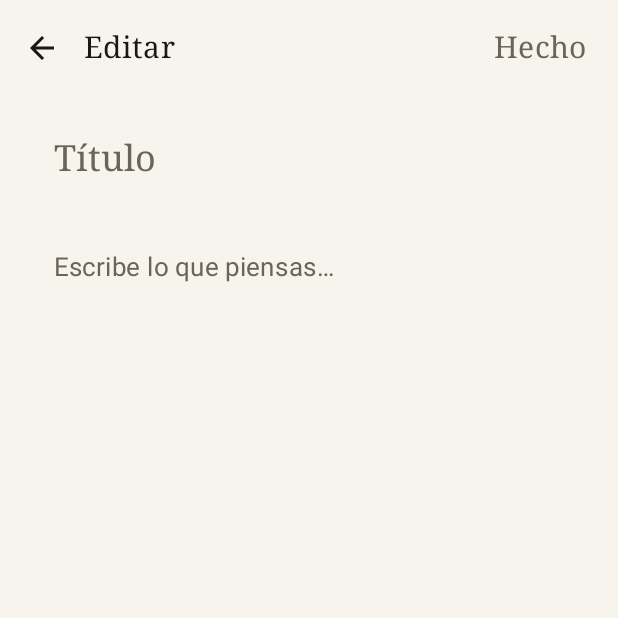
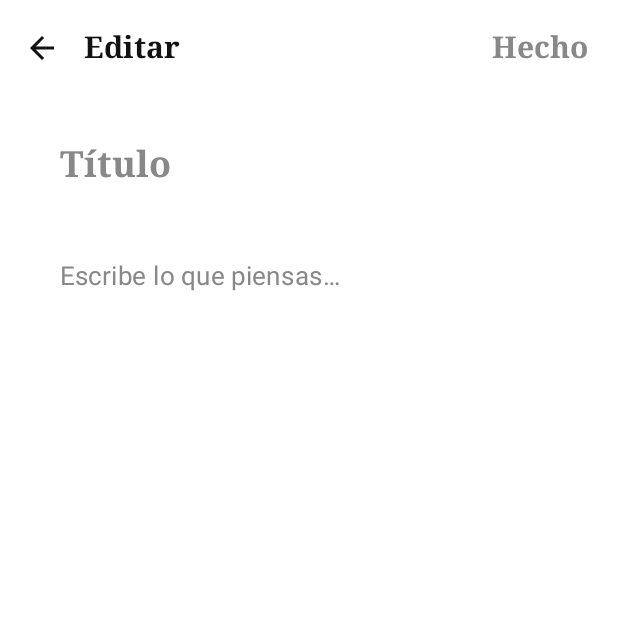
Before and after one commit to wandersepulveda2013/ordia-android, an Android app built with Jetpack Compose: the screen it shows after launch (MainActivity), after a tap on an icon or button, on a phone screen of 412 x 824 dp, the top half of it. Run offline under Robolectric (Android 15) with nearby library versions, the phone set to English and light mode, and no system bars; our stand-ins replace Room's generated code; 2 other taps on this screen came first.

Commit message:
feat(ui): implement Wave 1 minimalist design system foundation
- Introduced minimalist monochromatic palette with semantic accents (Colors.kt).
- Established typographic hierarchy with Serif titles for personality (Type.kt).
- Implemented global Spacing token via LocalSpacing in Theme.kt.
- Created `OrdiaDesignSystem.kt` with primitive components (`OrdiaSurface`, `OrdiaCard`, `OrdiaInput`, `OrdiaButton`).
- Refactored `NotesListScreen` and `NoteEditorScreen` to adopt the new components, typography, and spacing.
- Adhered strictly to the constraint of avoiding "AI design" trends (no heavy shadows/gradients).

Co-authored-by: wandersepulveda2013 <308435692+wandersepulveda2013@users.noreply.github.com>

```diff
--- /dev/null
+++ b/app/src/main/java/com/ordia/app/ui/components/OrdiaDesignSystem.kt
@@ -0,0 +1,125 @@
+package com.ordia.app.ui.components
+
+import androidx.compose.foundation.background
+import androidx.compose.foundation.layout.Box
+import androidx.compose.foundation.layout.fillMaxWidth
+import androidx.compose.foundation.layout.padding
+import androidx.compose.foundation.shape.RoundedCornerShape
+import androidx.compose.material3.Button
+import androidx.compose.material3.ButtonDefaults
+import androidx.compose.material3.Card
+import androidx.compose.material3.CardDefaults
+import androidx.compose.material3.MaterialTheme
+import androidx.compose.material3.Surface
+import androidx.compose.material3.Text
+import androidx.compose.material3.TextField
+import androidx.compose.material3.TextFieldDefaults
+import androidx.compose.runtime.Composable
+import androidx.compose.ui.Modifier
+import androidx.compose.ui.graphics.Color
+import androidx.compose.ui.text.TextStyle
+import androidx.compose.ui.unit.dp
+import com.ordia.app.ui.theme.LocalSpacing
+
+@Composable
+fun OrdiaSurface(
+    modifier: Modifier = Modifier,
+    color: Color = MaterialTheme.colorScheme.background,
+    content: @Composable () -> Unit
+) {
+    Surface(
+        modifier = modifier,
+        color = color,
+        content = content
+    )
+}
+
+@Composable
+fun OrdiaCard(
+    modifier: Modifier = Modifier,
+    onClick: (() -> Unit)? = null,
+    content: @Composable () -> Unit
+) {
+    if (onClick != null) {
+        Card(
+            onClick = onClick,
+            modifier = modifier.fillMaxWidth(),
+            shape = RoundedCornerShape(16.dp),
+            colors = CardDefaults.cardColors(
+                containerColor = MaterialTheme.colorScheme.surface,
+                contentColor = MaterialTheme.colorScheme.onSurface
+            ),
+            elevation = CardDefaults.cardElevation(defaultElevation = 0.dp)
+        ) {
+            content()
+        }
+    } else {
+        Card(
+            modifier = modifier.fillMaxWidth(),
+            shape = RoundedCornerShape(16.dp),
+            colors = CardDefaults.cardColors(
+                containerColor = MaterialTheme.colorScheme.surface,
+                contentColor = MaterialTheme.colorScheme.onSurface
+            ),
+            elevation = CardDefaults.cardElevation(defaultElevation = 0.dp)
+        ) {
+            content()
+        }
+    }
+}
+
+@Composable
+fun OrdiaInput(
+    value: String,
+    onValueChange: (String) -> Unit,
+    modifier: Modifier = Modifier,
+    placeholder: String = "",
+    textStyle: TextStyle = MaterialTheme.typography.bodyLarge,
+    singleLine: Boolean = false
+) {
+    TextField(
+        value = value,
+        onValueChange = onValueChange,
+        modifier = modifier.fillMaxWidth(),
+        textStyle = textStyle,
+        placeholder = {
+            Text(
+                text = placeholder,
+                style = textStyle,
+                color = MaterialTheme.colorScheme.onSurfaceVariant
+            )
+        },
+        singleLine = singleLine,
+        colors = TextFieldDefaults.colors(
+            focusedContainerColor = Color.Transparent,
+            unfocusedContainerColor = Color.Transparent,
+            disabledContainerColor = Color.Transparent,
+            focusedIndicatorColor = Color.Transparent,
+            unfocusedIndicatorColor = Color.Transparent,
+            disabledIndicatorColor = Color.Transparent
+        )
+    )
+}
+
+@Composable
+fun OrdiaButton(
+    text: String,
+    onClick: () -> Unit,
+    modifier: Modifier = Modifier
+) {
+    Button(
+        onClick = onClick,
+        modifier = modifier,
+        shape = RoundedCornerShape(24.dp),
+        colors = ButtonDefaults.buttonColors(
+            containerColor = MaterialTheme.colorScheme.primary,
+            contentColor = MaterialTheme.colorScheme.onPrimary
+        )
+    ) {
+        Text(
+            text = text,
+            style = MaterialTheme.typography.labelLarge,
+            modifier = Modifier.padding(horizontal = LocalSpacing.current.small)
+        )
+    }
+}
--- a/app/src/main/java/com/ordia/app/ui/screens/NoteEditorScreen.kt
+++ b/app/src/main/java/com/ordia/app/ui/screens/NoteEditorScreen.kt
@@ -1,5 +1,6 @@
 package com.ordia.app.ui.screens
 
+import androidx.compose.foundation.clickable
 import androidx.compose.foundation.layout.Arrangement
 import androidx.compose.foundation.layout.Column
 import androidx.compose.foundation.layout.fillMaxSize
@@ -15,21 +16,20 @@ import androidx.compose.material3.IconButton
 import androidx.compose.material3.MaterialTheme
 import androidx.compose.material3.Scaffold
 import androidx.compose.material3.Text
-import androidx.compose.material3.TextField
-import androidx.compose.material3.TextFieldDefaults
 import androidx.compose.material3.TopAppBar
 import androidx.compose.material3.TopAppBarDefaults
 import androidx.compose.runtime.Composable
 import androidx.compose.runtime.LaunchedEffect
-import androidx.compose.foundation.clickable
 import androidx.compose.runtime.getValue
 import androidx.compose.runtime.mutableStateOf
-import androidx.compose.runtime.remember
 import androidx.compose.runtime.saveable.rememberSaveable
 import androidx.compose.runtime.setValue
 import androidx.compose.ui.Modifier
 import androidx.compose.ui.unit.dp
 import com.ordia.app.data.NoteEntity
+import com.ordia.app.ui.components.OrdiaInput
+import com.ordia.app.ui.components.OrdiaSurface
+import com.ordia.app.ui.theme.LocalSpacing
 
 @OptIn(ExperimentalMaterial3Api::class)
 @Composable
@@ -40,6 +40,7 @@ fun NoteEditorScreen(
 ) {
     var title by rememberSaveable { mutableStateOf(note?.title.orEmpty()) }
     var content by rememberSaveable { mutableStateOf(note?.content.orEmpty()) }
+    val spacing = LocalSpacing.current
 
     LaunchedEffect(note?.id) {
         if (note != null) {
@@ -63,7 +64,7 @@ fun NoteEditorScreen(
                         "Hecho",
                         style = MaterialTheme.typography.titleMedium,
                         modifier = Modifier
-                            .padding(horizontal = 16.dp)
+                            .padding(horizontal = spacing.medium)
                             .clickable {
                                 onSave(title, content, note?.id)
                                 onBack()
@@ -78,38 +79,34 @@ fun NoteEditorScreen(
         },
         containerColor = MaterialTheme.colorScheme.background,
     ) { padding ->
+        OrdiaSurface(
+            modifier = Modifier
+                .fillMaxSize()
+                .padding(padding)
+        ) {
             Column(
                 modifier = Modifier
                     .fillMaxSize()
-                .padding(padding)
                     .verticalScroll(rememberScrollState())
-                .padding(horizontal = 20.dp, vertical = 12.dp),
-            verticalArrangement = Arrangement.spacedBy(12.dp),
+                    .padding(horizontal = spacing.large, vertical = spacing.medium),
+                verticalArrangement = Arrangement.spacedBy(spacing.medium),
             ) {
-            TextField(
+                OrdiaInput(
                     value = title,
                     onValueChange = { title = it },
-                placeholder = { Text("Título", style = MaterialTheme.typography.titleLarge) },
+                    placeholder = "Título",
                     textStyle = MaterialTheme.typography.titleLarge,
                     modifier = Modifier.fillMaxWidth(),
-                colors = bareFieldColors(),
+                    singleLine = true
                 )
-            TextField(
+                OrdiaInput(
                     value = content,
                     onValueChange = { content = it },
-                placeholder = { Text("Escribe lo que piensas…", style = MaterialTheme.typography.bodyLarge) },
+                    placeholder = "Escribe lo que piensas…",
                     textStyle = MaterialTheme.typography.bodyLarge,
-                modifier = Modifier.fillMaxWidth(),
-                colors = bareFieldColors(),
+                    modifier = Modifier.fillMaxWidth()
                 )
             }
         }
     }
-
-@Composable
-private fun bareFieldColors() = TextFieldDefaults.colors(
-    focusedContainerColor = androidx.compose.ui.graphics.Color.Transparent,
-    unfocusedContainerColor = androidx.compose.ui.graphics.Color.Transparent,
-    focusedIndicatorColor = androidx.compose.ui.graphics.Color.Transparent,
-    unfocusedIndicatorColor = androidx.compose.ui.graphics.Color.Transparent,
-)
+}
--- a/app/src/main/java/com/ordia/app/ui/screens/NotesListScreen.kt
+++ b/app/src/main/java/com/ordia/app/ui/screens/NotesListScreen.kt
@@ -37,6 +37,9 @@ import androidx.compose.ui.Modifier
 import androidx.compose.ui.text.style.TextOverflow
 import androidx.compose.ui.unit.dp
 import com.ordia.app.data.NoteEntity
+import com.ordia.app.ui.components.OrdiaCard
+import com.ordia.app.ui.components.OrdiaSurface
+import com.ordia.app.ui.theme.LocalSpacing
 import java.text.DateFormat
 import java.util.Date
 
@@ -49,6 +52,8 @@ fun NotesListScreen(
     onDeleteNote: (NoteEntity) -> Unit,
     onTogglePin: (NoteEntity) -> Unit,
 ) {
+    val spacing = LocalSpacing.current
+
     Scaffold(
         topBar = {
             TopAppBar(
@@ -62,22 +67,27 @@ fun NotesListScreen(
         floatingActionButton = {
             FloatingActionButton(
                 onClick = onCreateNote,
-                containerColor = MaterialTheme.colorScheme.background,
-                contentColor = MaterialTheme.colorScheme.onBackground,
+                containerColor = MaterialTheme.colorScheme.primary,
+                contentColor = MaterialTheme.colorScheme.onPrimary,
             ) { Icon(Icons.Outlined.Add, contentDescription = "Nueva nota") }
         },
         containerColor = MaterialTheme.colorScheme.background,
     ) { padding ->
+        OrdiaSurface(
+            modifier = Modifier
+                .fillMaxSize()
+                .padding(padding)
+        ) {
             if (notes.isEmpty()) {
-            EmptyState(padding)
+                EmptyState()
             } else {
                 LazyColumn(
-                modifier = Modifier.fillMaxSize().padding(padding),
-                contentPadding = PaddingValues(vertical = 8.dp),
+                    modifier = Modifier.fillMaxSize(),
+                    contentPadding = PaddingValues(vertical = spacing.small),
                 ) {
                     items(notes, key = { it.id }) { note ->
                         NoteRow(note, onOpenNote, onTogglePin, onDeleteNote)
-                    HorizontalDivider(color = MaterialTheme.colorScheme.outline.copy(alpha = 0.4f))
+                    }
                 }
             }
         }
@@ -85,9 +95,10 @@ fun NotesListScreen(
 }
 
 @Composable
-private fun EmptyState(padding: PaddingValues) {
+private fun EmptyState() {
+    val spacing = LocalSpacing.current
     Box(
-        modifier = Modifier.fillMaxSize().padding(padding),
+        modifier = Modifier.fillMaxSize().padding(spacing.large),
         contentAlignment = Alignment.Center,
     ) {
         Column(horizontalAlignment = Alignment.CenterHorizontally) {
@@ -100,7 +111,7 @@ private fun EmptyState(padding: PaddingValues) {
                 "Toca + para escribir.",
                 style = MaterialTheme.typography.bodyMedium,
                 color = MaterialTheme.colorScheme.onSurfaceVariant,
-                modifier = Modifier.padding(top = 8.dp),
+                modifier = Modifier.padding(top = spacing.small),
             )
         }
     }
@@ -118,12 +129,16 @@ private fun NoteRow(
         DateFormat.getDateInstance(DateFormat.MEDIUM).format(Date(note.updatedAt))
     }
     val preview = remember(note.content) { note.content.take(120) }
+    val spacing = LocalSpacing.current
 
+    OrdiaCard(
+        modifier = Modifier.padding(horizontal = spacing.medium, vertical = spacing.small),
+        onClick = { onOpenNote(note) }
+    ) {
         Row(
             modifier = Modifier
                 .fillMaxWidth()
-            .clickable { onOpenNote(note) }
-            .padding(horizontal = 20.dp, vertical = 16.dp),
+                .padding(spacing.medium),
             verticalAlignment = Alignment.Top,
         ) {
             Column(modifier = Modifier.weight(1f)) {
@@ -143,14 +158,14 @@ private fun NoteRow(
                         color = MaterialTheme.colorScheme.onSurfaceVariant,
                         maxLines = 2,
                         overflow = TextOverflow.Ellipsis,
-                    modifier = Modifier.padding(top = if (note.title.isNotBlank()) 4.dp else 0.dp),
+                        modifier = Modifier.padding(top = if (note.title.isNotBlank()) spacing.extraSmall else 0.dp),
                     )
                 }
                 Text(
                     date,
                     style = MaterialTheme.typography.labelSmall,
                     color = MaterialTheme.colorScheme.onSurfaceVariant,
-                modifier = Modifier.padding(top = 6.dp),
+                    modifier = Modifier.padding(top = spacing.small),
                 )
             }
             if (note.pinned) {
@@ -178,3 +193,4 @@ private fun NoteRow(
             }
         }
     }
+}
--- /dev/null
+++ b/app/src/main/java/com/ordia/app/ui/theme/Colors.kt
@@ -0,0 +1,35 @@
+package com.ordia.app.ui.theme
+
+import androidx.compose.ui.graphics.Color
+
+// Base minimalist monochromatic colors
+val BaseWhite = Color(0xFFFFFFFF)
+val BaseBlack = Color(0xFF121212)
+val BaseGrayLight = Color(0xFFF0F0F0)
+val BaseGrayMedium = Color(0xFF888888)
+val BaseGrayDark = Color(0xFF333333)
+
+// Secondary Semantic Palette (Contained)
+val SemanticPriority = Color(0xFFE57373)   // Soft Red for priority/urgent
+val SemanticSuccess = Color(0xFF81C784)    // Soft Green for success/done
+val SemanticFocus = Color(0xFF64B5F6)      // Soft Blue for focus
+val SemanticAutomation = Color(0xFFFFD54F) // Soft Yellow for automations/magic
+val SemanticGuardian = Color(0xFFBA68C8)   // Soft Purple for guardians
+
+// Light Theme Mapping
+val LightBackground = BaseWhite
+val LightSurface = BaseWhite
+val LightSurfaceVariant = BaseGrayLight
+val LightOnBackground = BaseBlack
+val LightOnSurface = BaseBlack
+val LightOnSurfaceVariant = BaseGrayMedium
+val LightOutline = BaseGrayLight
+
+// Dark Theme Mapping
+val DarkBackground = BaseBlack
+val DarkSurface = BaseBlack
+val DarkSurfaceVariant = BaseGrayDark
+val DarkOnBackground = BaseWhite
+val DarkOnSurface = BaseWhite
+val DarkOnSurfaceVariant = BaseGrayMedium
+val DarkOutline = BaseGrayDark
--- a/app/src/main/java/com/ordia/app/ui/theme/PaperColors.kt
+++ /dev/null
@@ -1,16 +0,0 @@
-package com.ordia.app.ui.theme
-
-import androidx.compose.ui.graphics.Color
-
-/** The page. Warm off-white in light, deep ink in dark. */
-val Page = Color(0xFFF7F4EE)
-val SoftPaper = Color(0xFFEFE9DD)
-val Ink = Color(0xFF1A1714)
-val InkMuted = Color(0xFF6B645B)
-val Rule = Color(0xFFD9D2C4)
-
-val DarkInk = Color(0xFF15130F)
-val DarkInkRaised = Color(0xFF1F1C17)
-val PageOnDark = Color(0xFFE9E3D6)
-val PageMuted = Color(0xFF9A9388)
-val DarkRule = Color(0xFF2E2A23)
--- a/app/src/main/java/com/ordia/app/ui/theme/Theme.kt
+++ b/app/src/main/java/com/ordia/app/ui/theme/Theme.kt
@@ -2,43 +2,54 @@ package com.ordia.app.ui.theme
 
 import androidx.compose.foundation.isSystemInDarkTheme
 import androidx.compose.material3.MaterialTheme
-import androidx.compose.material3.Typography
 import androidx.compose.material3.darkColorScheme
 import androidx.compose.material3.lightColorScheme
 import androidx.compose.runtime.Composable
-import androidx.compose.ui.text.font.FontFamily
-import androidx.compose.ui.unit.sp
+import androidx.compose.runtime.CompositionLocalProvider
+import androidx.compose.runtime.Immutable
+import androidx.compose.runtime.staticCompositionLocalOf
+import androidx.compose.ui.unit.Dp
+import androidx.compose.ui.unit.dp
 
-/**
- * A restrained, paper-and-ink palette. No accent colors: the only chroma is the
- * page itself, so the writing stays the focus.
- */
-private val LightPaper = lightColorScheme(
-    primary = Ink,
-    onPrimary = Page,
-    secondary = Ink,
-    onSecondary = Page,
-    background = Page,
-    onBackground = Ink,
-    surface = Page,
-    onSurface = Ink,
-    surfaceVariant = SoftPaper,
-    onSurfaceVariant = InkMuted,
-    outline = Rule,
+@Immutable
+data class Spacing(
+    val extraSmall: Dp = 4.dp,
+    val small: Dp = 8.dp,
+    val medium: Dp = 16.dp,
+    val large: Dp = 24.dp,
+    val extraLarge: Dp = 32.dp
 )
 
-private val DarkPaper = darkColorScheme(
-    primary = PageOnDark,
-    onPrimary = DarkInk,
-    secondary = PageOnDark,
-    onSecondary = DarkInk,
-    background = DarkInk,
-    onBackground = PageOnDark,
-    surface = DarkInk,
-    onSurface = PageOnDark,
-    surfaceVariant = DarkInkRaised,
-    onSurfaceVariant = PageMuted,
-    outline = DarkRule,
+val LocalSpacing = staticCompositionLocalOf { Spacing() }
+
+private val LightOrdiaScheme = lightColorScheme(
+    primary = BaseBlack,
+    onPrimary = BaseWhite,
+    secondary = SemanticFocus,
+    onSecondary = BaseWhite,
+    background = LightBackground,
+    onBackground = LightOnBackground,
+    surface = LightSurface,
+    onSurface = LightOnSurface,
+    surfaceVariant = LightSurfaceVariant,
+    onSurfaceVariant = LightOnSurfaceVariant,
+    outline = LightOutline,
+    error = SemanticPriority
+)
+
+private val DarkOrdiaScheme = darkColorScheme(
+    primary = BaseWhite,
+    onPrimary = BaseBlack,
+    secondary = SemanticFocus,
+    onSecondary = BaseBlack,
+    background = DarkBackground,
+    onBackground = DarkOnBackground,
+    surface = DarkSurface,
+    onSurface = DarkOnSurface,
+    surfaceVariant = DarkSurfaceVariant,
+    onSurfaceVariant = DarkOnSurfaceVariant,
+    outline = DarkOutline,
+    error = SemanticPriority
 )
 
 @Composable
@@ -46,18 +57,13 @@ fun NotepadTheme(
     darkTheme: Boolean = isSystemInDarkTheme(),
     content: @Composable () -> Unit,
 ) {
-    val base = Typography()
-    val type = Typography(
-        bodyLarge = base.bodyLarge.copy(fontSize = 17.sp, lineHeight = 28.sp),
-        bodyMedium = base.bodyMedium.copy(fontSize = 16.sp, lineHeight = 26.sp),
-        titleLarge = base.titleLarge.copy(fontFamily = FontFamily.Serif, fontSize = 24.sp),
-        titleMedium = base.titleMedium.copy(fontFamily = FontFamily.Serif, fontSize = 20.sp),
-        titleSmall = base.titleSmall.copy(fontFamily = FontFamily.Serif),
-        labelSmall = base.labelSmall.copy(fontSize = 11.sp),
-    )
-    MaterialTheme(
-        colorScheme = if (darkTheme) DarkPaper else LightPaper,
-        typography = type,
-        content = content,
-    )
+    val colorScheme = if (darkTheme) DarkOrdiaScheme else LightOrdiaScheme
+
+    CompositionLocalProvider(LocalSpacing provides Spacing()) {
+        MaterialTheme(
+            colorScheme = colorScheme,
+            typography = OrdiaTypography,
+            content = content,
+        )
+    }
 }
--- /dev/null
+++ b/app/src/main/java/com/ordia/app/ui/theme/Type.kt
@@ -0,0 +1,69 @@
+package com.ordia.app.ui.theme
+
+import androidx.compose.material3.Typography
+import androidx.compose.ui.text.TextStyle
+import androidx.compose.ui.text.font.FontFamily
+import androidx.compose.ui.text.font.FontWeight
+import androidx.compose.ui.unit.sp
+
+val OrdiaTypography = Typography(
+    // Titles use Serif for personality
+    titleLarge = TextStyle(
+        fontFamily = FontFamily.Serif,
+        fontWeight = FontWeight.Bold,
+        fontSize = 24.sp,
+        lineHeight = 32.sp,
+        letterSpacing = 0.sp
+    ),
+    titleMedium = TextStyle(
+        fontFamily = FontFamily.Serif,
+        fontWeight = FontWeight.SemiBold,
+        fontSize = 20.sp,
+        lineHeight = 28.sp,
+        letterSpacing = 0.sp
+    ),
+    titleSmall = TextStyle(
+        fontFamily = FontFamily.Serif,
+        fontWeight = FontWeight.Medium,
+        fontSize = 18.sp,
+        lineHeight = 24.sp,
+        letterSpacing = 0.1.sp
+    ),
+    // Bodies use default sans-serif for clarity
+    bodyLarge = TextStyle(
+        fontFamily = FontFamily.Default,
+        fontWeight = FontWeight.Normal,
+        fontSize = 17.sp,
+        lineHeight = 28.sp,
+        letterSpacing = 0.5.sp
+    ),
+    bodyMedium = TextStyle(
+        fontFamily = FontFamily.Default,
+        fontWeight = FontWeight.Normal,
+        fontSize = 16.sp,
+        lineHeight = 26.sp,
+        letterSpacing = 0.25.sp
+    ),
+    bodySmall = TextStyle(
+        fontFamily = FontFamily.Default,
+        fontWeight = FontWeight.Normal,
+        fontSize = 14.sp,
+        lineHeight = 20.sp,
+        letterSpacing = 0.25.sp
+    ),
+    // Labels
+    labelLarge = TextStyle(
+        fontFamily = FontFamily.Default,
+        fontWeight = FontWeight.Medium,
+        fontSize = 14.sp,
+        lineHeight = 20.sp,
+        letterSpacing = 0.1.sp
+    ),
+    labelSmall = TextStyle(
+        fontFamily = FontFamily.Default,
+        fontWeight = FontWeight.Medium,
+        fontSize = 11.sp,
+        lineHeight = 16.sp,
+        letterSpacing = 0.5.sp
+    )
+)
```
Lines whose indentation alone changed are shown as unchanged.
